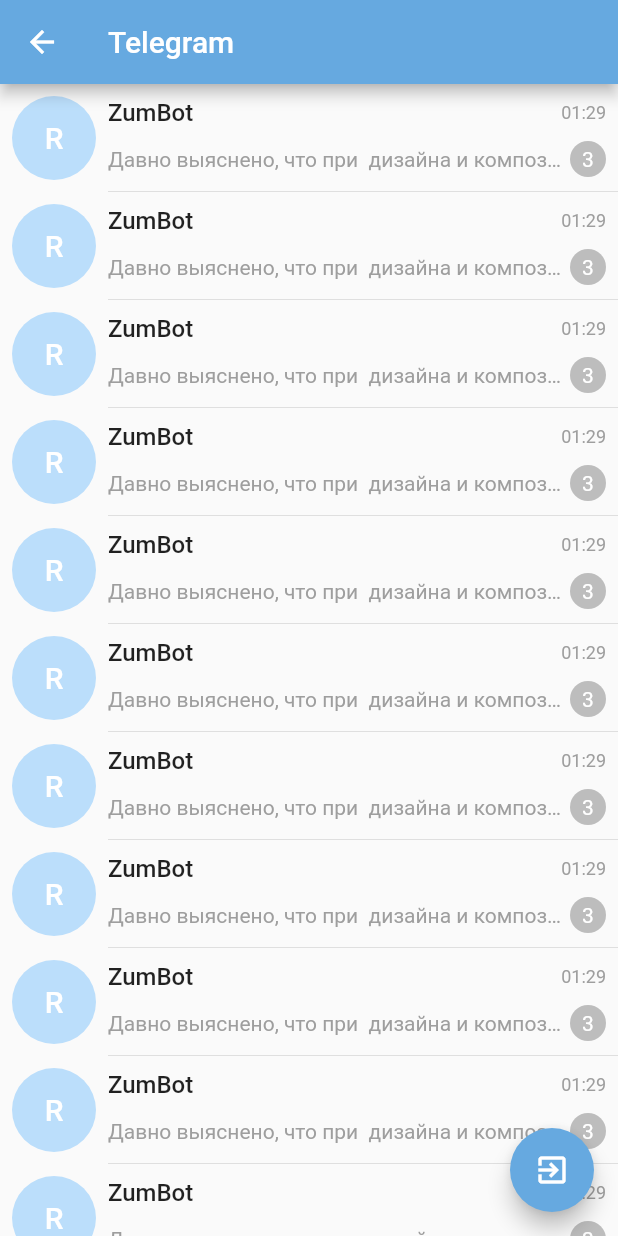
After one commit to SakharovDN/TelegramCloneMobile, a Flutter app: the ChatListView screen opened directly, on a phone screen of 412 x 824 dp. The commit adds this screen. Run offline on Flutter 3.47's test engine with Material 2 defaults, Android fonts, the phone set to English and light mode, and no system bars; our stand-ins replace email_validator, flutter_dotenv, flutter_secure_storage, shimmer_animation; missing offline and left inert: open_mail_app; accounts and stored records are empty; generated files the repository leaves out were written again.

Commit message:
added chat list view

```diff
--- /dev/null
+++ b/mobile_client/lib/domain/data_providers/storage_data_provider.dart
@@ -0,0 +1,31 @@
+import 'package:flutter_secure_storage/flutter_secure_storage.dart';
+
+abstract class _Keys {
+  static const token = 'token';
+}
+
+class StorageDataProvider {
+  static const _secureStorage = FlutterSecureStorage();
+
+  Future<String?> getToken() => _secureStorage.read(key: _Keys.token);
+
+  Future<void> setToken(String? token) {
+    if (token != null) {
+      return _secureStorage.write(key: _Keys.token, value: token);
+    }
+    return _secureStorage.delete(key: _Keys.token);
+  }
+
+  // Future<User?> getUser() async {
+  //   String? json = await _secureStorage.read(key: _Keys.user);
+  //   if (json == null) return null;
+  //   return User.fromJson(jsonDecode(json));
+  // }
+
+  // Future<void> setUser(User? user) {
+  //   if (user != null) {
+  //     return _secureStorage.write(key: _Keys.user, value: jsonEncode(user));
+  //   }
+  //   return _secureStorage.delete(key: _Keys.user);
+  // }
+}
--- a/mobile_client/lib/main.dart
+++ b/mobile_client/lib/main.dart
@@ -1,18 +1,22 @@
 import 'package:flutter/material.dart';
 import 'package:flutter_dotenv/flutter_dotenv.dart';
 import 'package:flutter_gen/gen_l10n/app_localizations.dart';
+import 'package:telegram_clone/domain/data_providers/storage_data_provider.dart';
 import 'package:telegram_clone/ui/routes/app_router.dart';
-import 'package:telegram_clone/ui/widgets/views/welcome_view.dart';
 
 void main() async {
   WidgetsFlutterBinding.ensureInitialized();
   await dotenv.load();
-  runApp(MyApp());
+  final model = _AppModel();
+  await model.checkAuth();
+  final app = _App(model: model);
+  runApp(app);
 }
 
-class MyApp extends StatelessWidget {
-  MyApp({super.key});
+class _App extends StatelessWidget {
+  final _AppModel model;
   final _router = AppRouter();
+  _App({Key? key, required this.model}) : super(key: key);
 
   @override
   Widget build(BuildContext context) {
@@ -24,9 +28,20 @@ class MyApp extends StatelessWidget {
         Locale('en', ''),
         Locale('ru', ''),
       ],
-      home: const WelcomeView(),
+      initialRoute: _router.initialRoute(model.isAuth),
+      routes: _router.routes,
       onGenerateRoute: _router.onGenerateRoute,
-      initialRoute: AppRouter.welcomeView,
     );
   }
 }
+
+class _AppModel {
+  final _dataProvider = StorageDataProvider();
+  bool _isAuth = false;
+  bool get isAuth => _isAuth;
+
+  Future<void> checkAuth() async {
+    final token = await _dataProvider.getToken();
+    _isAuth = token != null;
+  }
+}
--- a/mobile_client/lib/ui/routes/app_router.dart
+++ b/mobile_client/lib/ui/routes/app_router.dart
@@ -3,22 +3,30 @@ import 'package:provider/provider.dart';
 import 'package:telegram_clone/ui/routes/fade_page_route.dart';
 import 'package:telegram_clone/ui/widgets/models/sign_in_model.dart';
 import 'package:telegram_clone/ui/widgets/models/sign_up_model.dart';
+import 'package:telegram_clone/ui/widgets/views/chat_list_view.dart';
 import 'package:telegram_clone/ui/widgets/views/sign_in_view.dart';
 import 'package:telegram_clone/ui/widgets/views/sign_up_view.dart';
 import 'package:telegram_clone/ui/widgets/views/welcome_view.dart';
 
-class AppRouter {
+abstract class RouteNames {
   static const String welcomeView = 'welcome';
   static const String signInView = 'signIn';
-  static const String signUpView = 'signUp';
+  static const String signUpView = 'signIn/signUp';
+  static const String chatListView = '/';
+}
 
+class AppRouter {
+  String initialRoute(bool isAuth) => isAuth ? RouteNames.chatListView : RouteNames.welcomeView;
+
+  final routes = <String, Widget Function(BuildContext)>{
+    RouteNames.welcomeView: (context) => const WelcomeView(),
+    RouteNames.chatListView: (context) => const ChatListView(),
+  };
   Route<dynamic> onGenerateRoute(RouteSettings settings) {
     switch (settings.name) {
-      case welcomeView:
-        return MaterialPageRoute(builder: (context) => const WelcomeView());
-      case signInView:
+      case RouteNames.signInView:
         return FadePageRoute(child: ChangeNotifierProvider<SignInModel>(create: SignInModel.create, child: const SignInView()));
-      case signUpView:
+      case RouteNames.signUpView:
         return FadePageRoute(
             child: ChangeNotifierProvider<SignUpModel>(create: SignUpModel.create, child: const SignUpView()), routeSettings: settings);
       default:
--- /dev/null
+++ b/mobile_client/lib/ui/widgets/main/scroll_behavior.dart
@@ -0,0 +1,8 @@
+import 'package:flutter/material.dart';
+
+class AppScrollBehavior extends ScrollBehavior {
+  @override
+  Widget buildOverscrollIndicator(BuildContext context, Widget child, ScrollableDetails details) {
+    return child;
+  }
+}
--- /dev/null
+++ b/mobile_client/lib/ui/widgets/views/chat_list_view.dart
@@ -0,0 +1,128 @@
+import 'package:flutter/material.dart';
+import 'package:telegram_clone/domain/data_providers/storage_data_provider.dart';
+import 'package:telegram_clone/ui/routes/app_router.dart';
+import 'package:telegram_clone/ui/widgets/main/scroll_behavior.dart';
+
+class ChatListView extends StatefulWidget {
+  const ChatListView({Key? key}) : super(key: key);
+
+  @override
+  ChatListViewState createState() => ChatListViewState();
+}
+
+class ChatListViewState extends State<ChatListView> {
+  final _storageDataProvider = StorageDataProvider();
+  @override
+  Widget build(BuildContext context) {
+    final theme = Theme.of(context);
+    return Scaffold(
+      appBar: AppBar(
+        title: const Text('Telegram'),
+        backgroundColor: theme.primaryColor,
+      ),
+      body: StretchingOverscrollIndicator(
+        axisDirection: AxisDirection.down,
+        child: ScrollConfiguration(
+          behavior: AppScrollBehavior(),
+          child: ListView.builder(
+            itemBuilder: ((context, index) {
+              return const _ChatItem();
+            }),
+          ),
+        ),
+      ),
+      floatingActionButton: FloatingActionButton(
+        backgroundColor: theme.primaryColor,
+        onPressed: () {
+          _storageDataProvider.setToken(null);
+          Navigator.pushReplacementNamed(context, RouteNames.welcomeView);
+        },
+        child: const Icon(Icons.exit_to_app),
+      ),
+    );
+  }
+}
+
+class _ChatItem extends StatelessWidget {
+  const _ChatItem({
+    Key? key,
+  }) : super(key: key);
+
+  @override
+  Widget build(BuildContext context) {
+    final theme = Theme.of(context);
+    return IntrinsicHeight(
+      child: Row(
+        crossAxisAlignment: CrossAxisAlignment.stretch,
+        children: [
+          Padding(
+            padding: const EdgeInsets.all(8.0),
+            child: CircleAvatar(
+              radius: 28,
+              child: Text(
+                'R',
+                style: theme.textTheme.titleLarge?.copyWith(color: Colors.white),
+              ),
+            ),
+          ),
+          Expanded(
+            child: Container(
+              decoration: BoxDecoration(
+                border: Border(
+                  bottom: BorderSide(color: Colors.grey[350]!, width: 0.5),
+                ),
+              ),
+              child: Column(
+                mainAxisAlignment: MainAxisAlignment.spaceEvenly,
+                children: <Widget>[
+                  Row(
+                    mainAxisAlignment: MainAxisAlignment.spaceBetween,
+                    children: [
+                      Text(
+                        'ZumBot',
+                        style: theme.textTheme.titleMedium?.copyWith(fontWeight: FontWeight.w500),
+                        overflow: TextOverflow.ellipsis,
+                        maxLines: 1,
+                      ),
+                      Padding(
+                        padding: const EdgeInsets.only(right: 8.0),
+                        child: Text(
+                          '01:29',
+                          style: theme.textTheme.labelMedium?.copyWith(color: Colors.grey),
+                        ),
+                      ),
+                    ],
+                  ),
+                  Row(
+                    mainAxisAlignment: MainAxisAlignment.spaceBetween,
+                    children: [
+                      Expanded(
+                        child: Text(
+                          'Давно выяснено, что при  дизайна и композиции читаемый текст мешает сосредоточиться. Lorem Ipsum используют потому, ',
+                          style: theme.textTheme.bodyMedium?.copyWith(color: Colors.grey),
+                          overflow: TextOverflow.ellipsis,
+                          maxLines: 1,
+                        ),
+                      ),
+                      Padding(
+                        padding: const EdgeInsets.only(right: 8.0),
+                        child: CircleAvatar(
+                          radius: 12,
+                          backgroundColor: Colors.grey[400],
+                          child: Text(
+                            '3',
+                            style: theme.textTheme.bodyMedium?.copyWith(color: Colors.white),
+                          ),
+                        ),
+                      )
+                    ],
+                  )
+                ],
+              ),
+            ),
+          ),
+        ],
+      ),
+    );
+  }
+}
--- a/mobile_client/lib/ui/widgets/views/welcome_view.dart
+++ b/mobile_client/lib/ui/widgets/views/welcome_view.dart
@@ -40,7 +40,7 @@ class WelcomeView extends StatelessWidget {
                   interval: const Duration(seconds: 1),
                   colorOpacity: 0.2,
                   child: ElevatedButton(
-                    onPressed: () => Navigator.of(context).pushReplacementNamed(AppRouter.signInView),
+                    onPressed: () => Navigator.of(context).pushReplacementNamed(RouteNames.signInView),
                     style: ElevatedButton.styleFrom(
                       backgroundColor: theme.primaryColor,
                     ),
--- a/mobile_client/pubspec.yaml
+++ b/mobile_client/pubspec.yaml
@@ -22,6 +22,7 @@ dependencies:
   flutter_dotenv: ^5.0.2
   http: ^0.13.5
   open_mail_app: ^0.1.0-nullsafety.3
+  flutter_secure_storage: ^6.0.0
 
 dev_dependencies:
   flutter_test:
```
Also changed, not shown: mobile_client/lib/ui/widgets/models/sign_in_model.dart (+14 -6 lines), mobile_client/lib/ui/widgets/views/sign_in_view.dart (+6 -1 lines), mobile_client/pubspec.lock, 1 other file.
